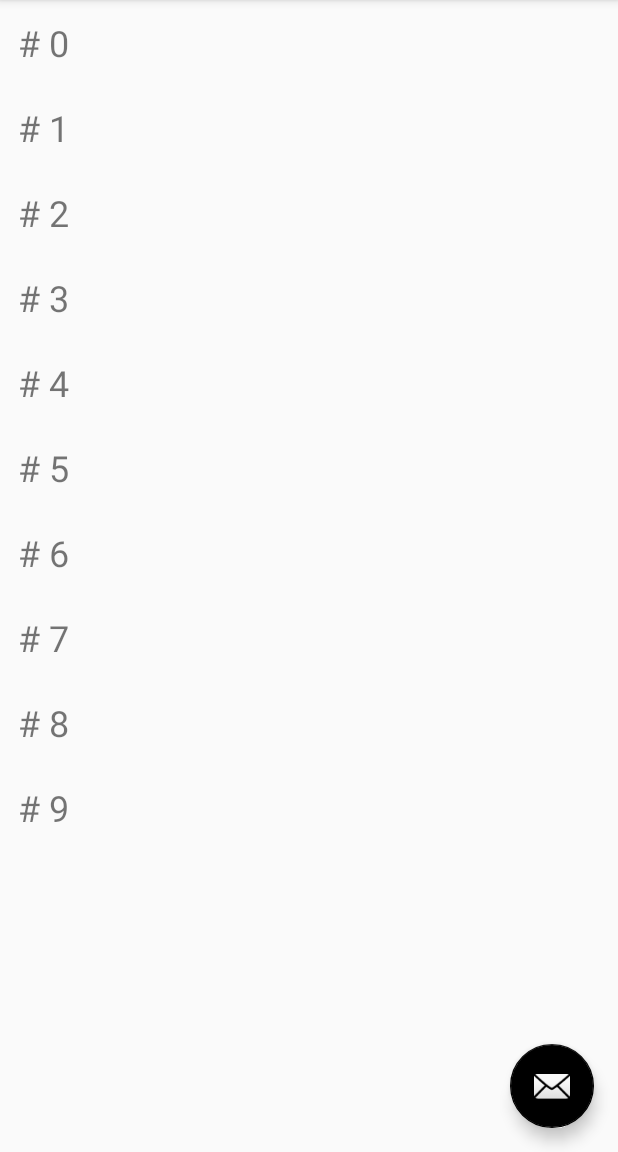
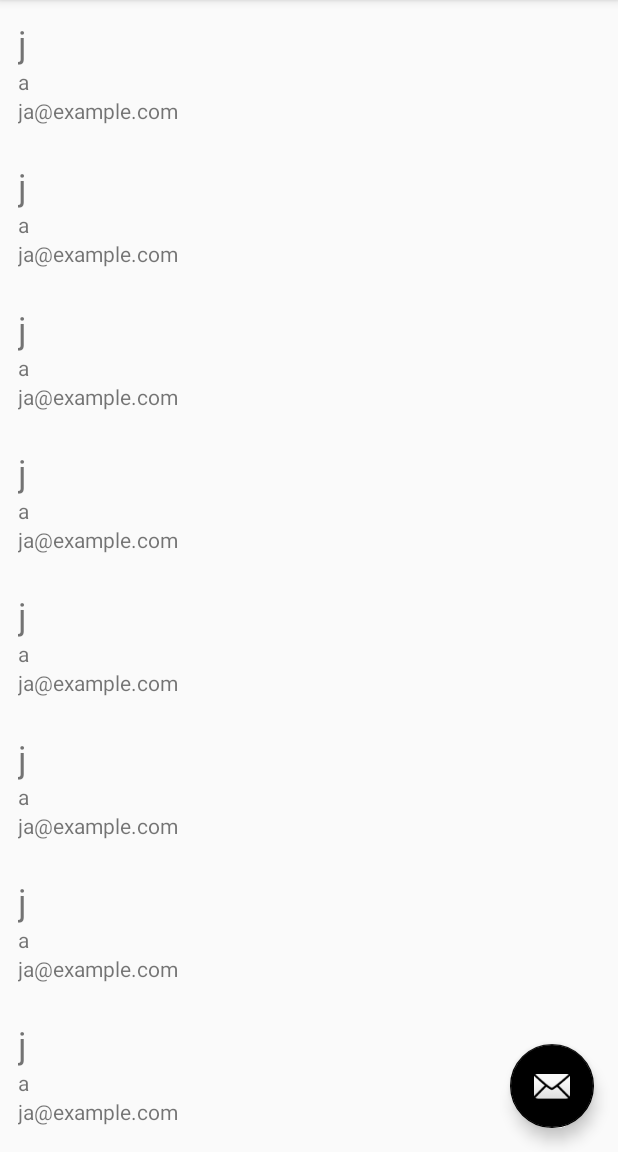
Before and after one commit to j-aguilar/RoomDbPractice, an Android app: the screen it shows after launch (MainActivity), on a phone screen of 412 x 824 dp, the part 84-1236 px from its top. Run offline under Robolectric (Android 15) with nearby library versions, the phone set to English and light mode, and no system bars.

Commit message:
add user model

```diff
--- a/app/build.gradle
+++ b/app/build.gradle
@@ -20,6 +20,8 @@ android {
 }
 
 dependencies {
+    def room_version = "2.2.2"
+
     implementation fileTree(dir: 'libs', include: ['*.jar'])
     implementation 'androidx.appcompat:appcompat:1.0.2'
     implementation 'androidx.constraintlayout:constraintlayout:1.1.3'
@@ -27,4 +29,7 @@ dependencies {
     testImplementation 'junit:junit:4.12'
     androidTestImplementation 'androidx.test.ext:junit:1.1.0'
     androidTestImplementation 'androidx.test.espresso:espresso-core:3.1.1'
+
+    implementation "androidx.room:room-runtime:$room_version"
+    annotationProcessor "androidx.room:room-compiler:$room_version"
 }
--- a/app/src/main/java/com/example/roomdbpractice/MainActivity.java
+++ b/app/src/main/java/com/example/roomdbpractice/MainActivity.java
@@ -22,7 +22,7 @@ public class MainActivity extends AppCompatActivity {
     FloatingActionButton fab;
     RecyclerView recyclerView;
     RecyclerView.Adapter adapter;
-    ArrayList<String> users;
+    ArrayList<User> users;
 
     @Override
     protected void onCreate(Bundle savedInstanceState) {
@@ -34,7 +34,8 @@ public class MainActivity extends AppCompatActivity {
         users = new ArrayList<>();
 
         for (int i = 0; i < 10; i++) {
-            users.add("# " + i);
+            User user = new User("j", "a", "ja@example.com");
+            users.add(user);
         }
 
         recyclerView = findViewById(R.id.recycler_view);
--- /dev/null
+++ b/app/src/main/java/com/example/roomdbpractice/User.java
@@ -0,0 +1,47 @@
+package com.example.roomdbpractice;
+
+
+public class User {
+    public User(String firstName, String lastName, String email) {
+        this.firstName = firstName;
+        this.lastName = lastName;
+        this.email = email;
+    }
+
+    private int id;
+    private String firstName;
+    private String lastName;
+    private String email;
+
+    public int getId() {
+        return id;
+    }
+
+    public void setId(int id) {
+        this.id = id;
+    }
+
+    public String getFirstName() {
+        return firstName;
+    }
+
+    public void setFirstName(String firstName) {
+        this.firstName = firstName;
+    }
+
+    public String getLastName() {
+        return lastName;
+    }
+
+    public void setLastName(String lastName) {
+        this.lastName = lastName;
+    }
+
+    public String getEmail() {
+        return email;
+    }
+
+    public void setEmail(String email) {
+        this.email = email;
+    }
+}
--- a/app/src/main/java/com/example/roomdbpractice/UserAdapter.java
+++ b/app/src/main/java/com/example/roomdbpractice/UserAdapter.java
@@ -11,9 +11,9 @@ import androidx.recyclerview.widget.RecyclerView;
 import java.util.ArrayList;
 
 class UserAdapter extends RecyclerView.Adapter<UserAdapter.ViewHolder> {
-    ArrayList<String> users;
+    ArrayList<User> users;
 
-    public UserAdapter(ArrayList<String> users) {
+    public UserAdapter(ArrayList<User> users) {
         this.users = users;
     }
 
@@ -26,7 +26,9 @@ class UserAdapter extends RecyclerView.Adapter<UserAdapter.ViewHolder> {
 
     @Override
     public void onBindViewHolder(@NonNull UserAdapter.ViewHolder holder, int position) {
-        holder.firstName.setText(users.get(position));
+        holder.firstName.setText(users.get(position).getFirstName());
+        holder.lastName.setText(users.get(position).getLastName());
+        holder.email.setText(users.get(position).getEmail());
     }
 
     @Override
@@ -36,9 +38,14 @@ class UserAdapter extends RecyclerView.Adapter<UserAdapter.ViewHolder> {
 
     public class ViewHolder extends RecyclerView.ViewHolder {
         public TextView firstName;
+        public TextView lastName;
+        public TextView email;
         public ViewHolder(@NonNull View itemView) {
             super(itemView);
             firstName = itemView.findViewById(R.id.first_name);
+            lastName = itemView.findViewById(R.id.last_name);
+            email = itemView.findViewById(R.id.email);
+
         }
     }
 }
--- a/app/src/main/res/layout/user_row.xml
+++ b/app/src/main/res/layout/user_row.xml
@@ -10,4 +10,16 @@
         android:layout_height="wrap_content"
         android:textSize="24sp"/>
 
+    <TextView
+        android:id="@+id/last_name"
+        android:layout_width="match_parent"
+        android:layout_height="wrap_content"
+        android:textSize="14sp"/>
+
+    <TextView
+        android:id="@+id/email"
+        android:layout_width="match_parent"
+        android:layout_height="wrap_content"
+        android:textSize="14sp"/>
+
 </LinearLayout>
```
